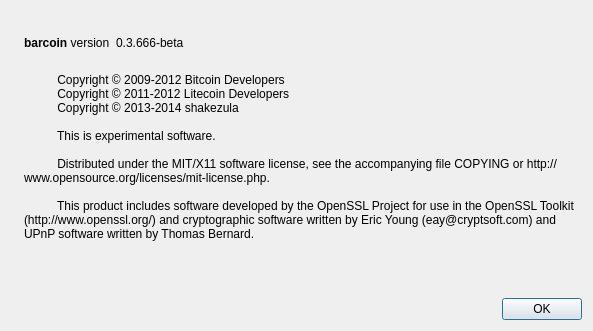
First picture: the form in src/qt/forms/aboutdialog.ui, repository MicrosoftCoin/KooCoin, before the edit.
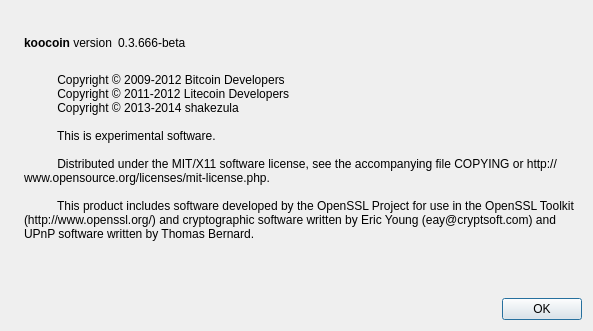
Second picture: the form after the edit. Icons and pictures are not drawn.

Patch:
```diff
--- a/src/qt/forms/aboutdialog.ui
+++ b/src/qt/forms/aboutdialog.ui
@@ -50,7 +50,7 @@
           <cursorShape>IBeamCursor</cursorShape>
          </property>
          <property name="text">
-          <string>&lt;b&gt;barcoin&lt;/b&gt; version</string>
+          <string>&lt;b&gt;koocoin&lt;/b&gt; version</string>
          </property>
          <property name="textInteractionFlags">
           <set>Qt::LinksAccessibleByMouse|Qt::TextSelectableByKeyboard|Qt::TextSelectableByMouse</set>
```
Left out of the diff: 2 changed lines with no effect on the pictures.
